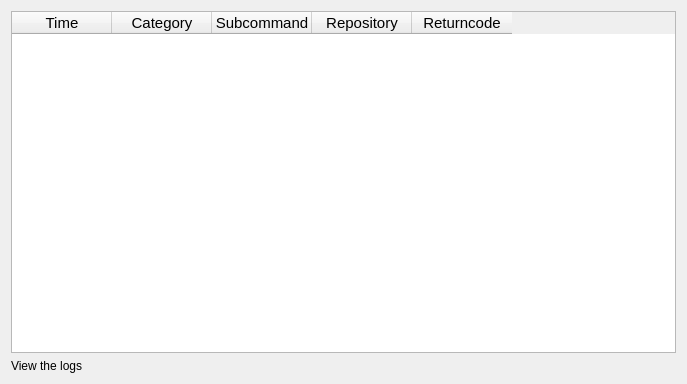
Before: the Qt Designer form src/vorta/assets/UI/log_page.ui in borgbase/vorta, drawn with Qt 5.
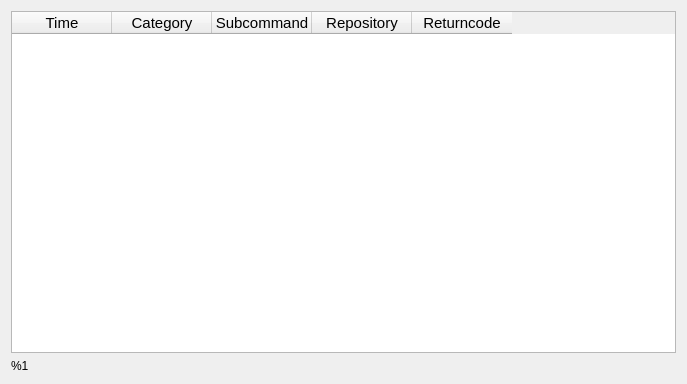
After: the same form once the commit is applied.

Diff of the .ui file:
```diff
--- a/src/vorta/assets/UI/log_page.ui
+++ b/src/vorta/assets/UI/log_page.ui
@@ -58,7 +58,7 @@
    <item>
     <widget class="QLabel" name="logLink">
      <property name="text">
-      <string>&lt;html&gt;&lt;head/&gt;&lt;body&gt;&lt;p&gt;&lt;a href=&quot;file:///&quot;&gt;&lt;span style=&quot; text-decoration: underline; color:#0984e3;&quot;&gt;View the logs&lt;/span&gt;&lt;/a&gt;&lt;/p&gt;&lt;/body&gt;&lt;/html&gt;</string>
+      <string notr="true">&lt;html&gt;&lt;head/&gt;&lt;body&gt;&lt;p&gt;%1&lt;/p&gt;&lt;/body&gt;&lt;/html&gt;</string>
      </property>
      <property name="indent">
       <number>0</number>
```
